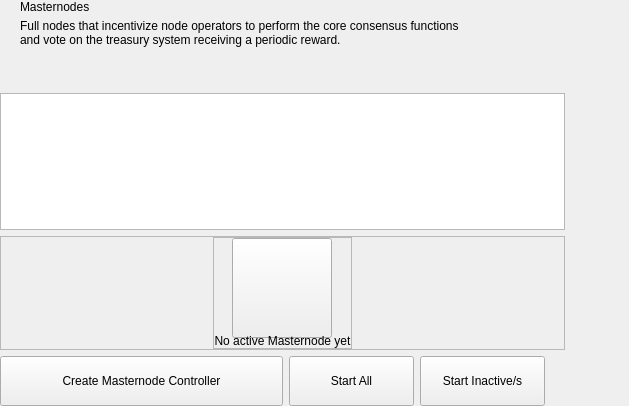
The window that src/qt/pivx/forms/masternodeswidget.ui (TylerAnder/test) describes before a commit, drawn with Qt 5.
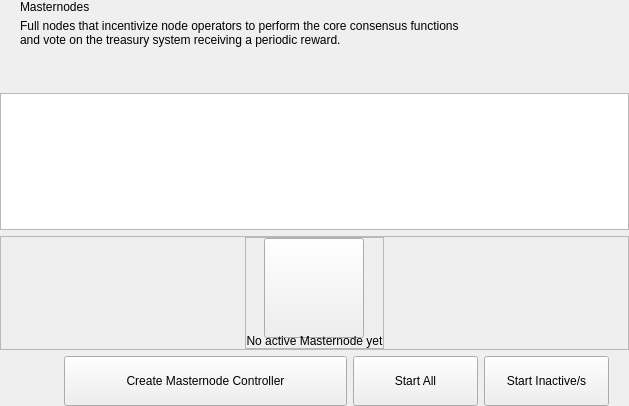
The same window after the commit. Custom widgets are drawn as their Qt base class.

```diff
--- a/src/qt/pivx/forms/masternodeswidget.ui
+++ b/src/qt/pivx/forms/masternodeswidget.ui
@@ -13,7 +13,7 @@
   <property name="windowTitle">
    <string>Form</string>
   </property>
-  <layout class="QHBoxLayout" name="horizontalLayout_2" stretch="2,1">
+  <layout class="QHBoxLayout" name="horizontalLayout_2" stretch="2">
    <property name="spacing">
     <number>0</number>
    </property>
@@ -316,74 +316,8 @@
      </layout>
     </widget>
    </item>
-   <item>
-    <widget class="QWidget" name="right" native="true">
-     <layout class="QVBoxLayout" name="verticalLayout_5">
-      <property name="leftMargin">
-       <number>0</number>
-      </property>
-      <property name="topMargin">
-       <number>0</number>
-      </property>
-      <property name="rightMargin">
-       <number>0</number>
-      </property>
-      <property name="bottomMargin">
-       <number>0</number>
-      </property>
-      <item>
-       <layout class="QVBoxLayout" name="verticalLayout_4">
-        <property name="spacing">
-         <number>6</number>
-        </property>
-        <item>
-         <widget class="OptionButton" name="btnAbout" native="true">
-          <property name="minimumSize">
-           <size>
-            <width>0</width>
-            <height>50</height>
-           </size>
-          </property>
-         </widget>
-        </item>
-        <item>
-         <widget class="OptionButton" name="btnAboutController" native="true">
-          <property name="minimumSize">
-           <size>
-            <width>0</width>
-            <height>50</height>
-           </size>
-          </property>
-         </widget>
-        </item>
-        <item>
-         <spacer name="verticalSpacer_5">
-          <property name="orientation">
-           <enum>Qt::Vertical</enum>
-          </property>
-          <property name="sizeHint" stdset="0">
-           <size>
-            <width>20</width>
-            <height>40</height>
-           </size>
-          </property>
-         </spacer>
-        </item>
-       </layout>
-      </item>
-     </layout>
-    </widget>
-   </item>
   </layout>
  </widget>
- <customwidgets>
-  <customwidget>
-   <class>OptionButton</class>
-   <extends>QWidget</extends>
-   <header>qt/pivx/optionbutton.h</header>
-   <container>1</container>
-  </customwidget>
- </customwidgets>
  <resources/>
  <connections/>
 </ui>
```
